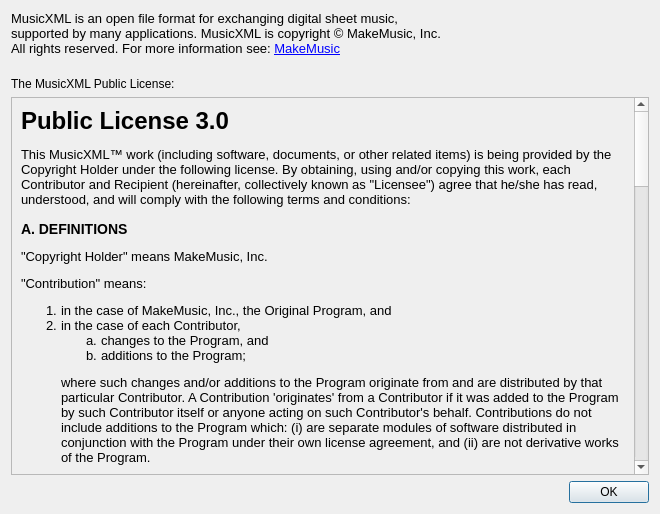
First picture: the form in mscore/mscore/aboutmusicxmlbox.ui, repository musescore/musescore-old, before the edit.
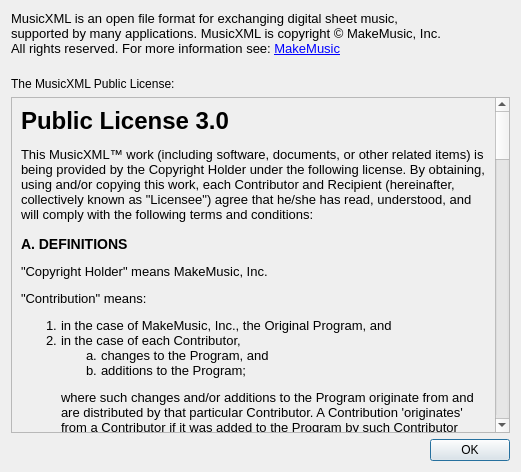
Second picture: the form after the edit.

What changed in the file:
```diff
--- a/mscore/mscore/aboutmusicxmlbox.ui
+++ b/mscore/mscore/aboutmusicxmlbox.ui
@@ -17,6 +17,9 @@
    <bool>true</bool>
   </property>
   <layout class="QVBoxLayout" name="verticalLayout_2">
+   <property name="sizeConstraint">
+    <enum>QLayout::SetFixedSize</enum>
+   </property>
    <item>
     <widget class="QLabel" name="label">
      <property name="text">
@@ -26,7 +29,7 @@
 &lt;/style&gt;&lt;/head&gt;&lt;body style=&quot; font-family:'Sans Serif'; font-size:10pt; font-weight:400; font-style:normal;&quot;&gt;
 &lt;p style=&quot; margin-top:0px; margin-bottom:0px; margin-left:0px; margin-right:0px; -qt-block-indent:0; text-indent:0px;&quot;&gt;MusicXML is an open file format for exchanging digital sheet music,&lt;/p&gt;
 &lt;p style=&quot; margin-top:0px; margin-bottom:0px; margin-left:0px; margin-right:0px; -qt-block-indent:0; text-indent:0px;&quot;&gt;supported by many applications. MusicXML is copyright © MakeMusic, Inc.&lt;/p&gt;
-&lt;p style=&quot; margin-top:0px; margin-bottom:0px; margin-left:0px; margin-right:0px; -qt-block-indent:0; text-indent:0px;&quot;&gt;All rights reserved. For more information see: &lt;a href=&quot;http://www.makemusic.com&quot;&gt;&lt;span style=&quot; text-decoration: underline; color:#0000ff;&quot;&gt;MakeMusic&lt;/span&gt;&lt;/a&gt;&lt;/p&gt;
+&lt;p style=&quot; margin-top:0px; margin-bottom:0px; margin-left:0px; margin-right:0px; -qt-block-indent:0; text-indent:0px;&quot;&gt;All rights reserved. For more information see: &lt;a href=&quot;http://www.makemusic.com/xml.html&quot;&gt;&lt;span style=&quot; text-decoration: underline; color:#0000ff;&quot;&gt;MakeMusic&lt;/span&gt;&lt;/a&gt;&lt;/p&gt;
 &lt;p style=&quot;-qt-paragraph-type:empty; margin-top:0px; margin-bottom:0px; margin-left:0px; margin-right:0px; -qt-block-indent:0; text-indent:0px; text-decoration: underline; color:#0000ff;&quot;&gt;&lt;/p&gt;&lt;/body&gt;&lt;/html&gt;</string>
      </property>
      <property name="openExternalLinks">
@@ -51,8 +54,8 @@
        <rect>
         <x>0</x>
         <y>0</y>
-        <width>622</width>
-        <height>1893</height>
+        <width>619</width>
+        <height>1226</height>
        </rect>
       </property>
       <layout class="QGridLayout" name="gridLayout">
```
